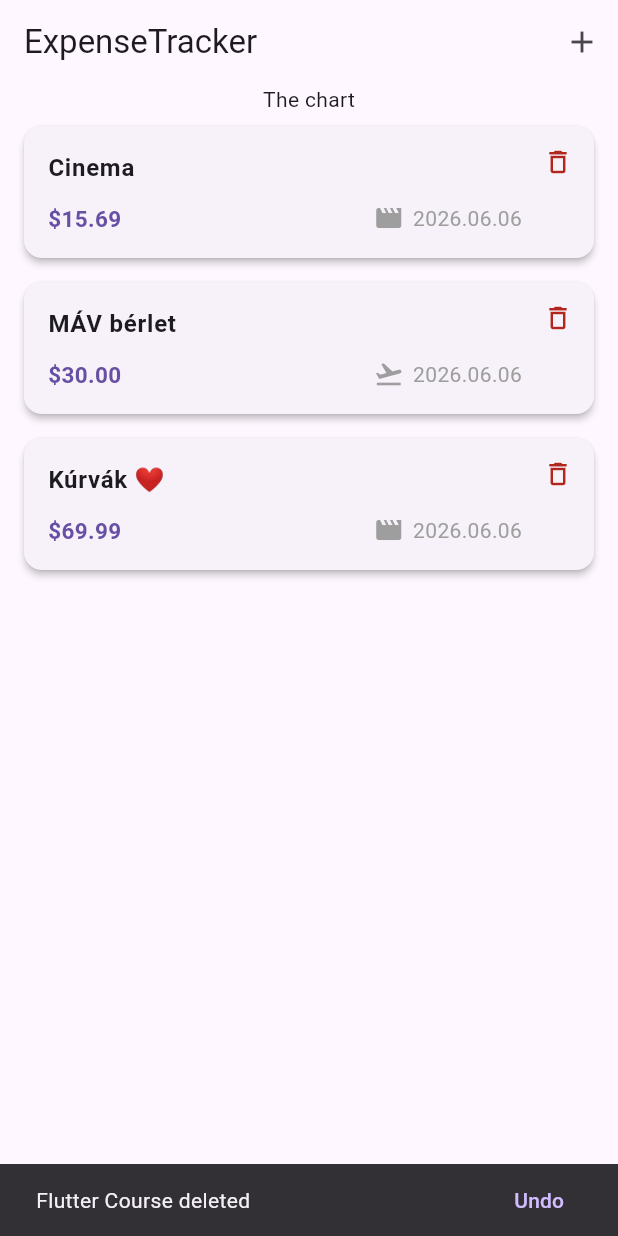
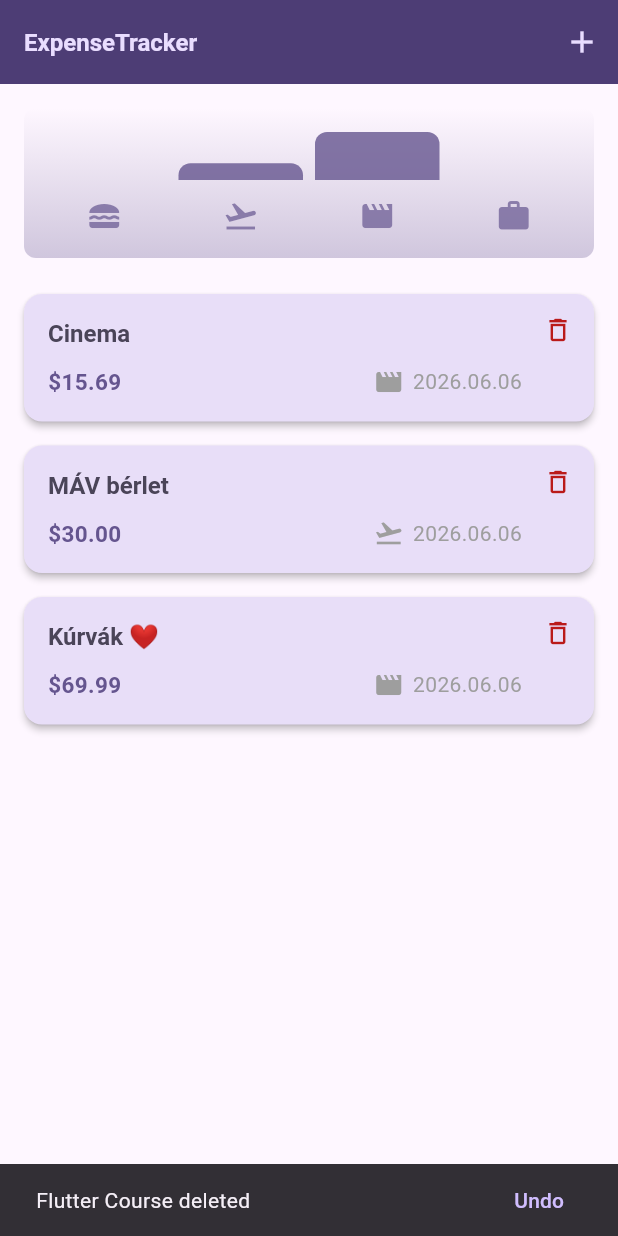
Before and after one commit to sztyui/flutter, a Flutter app: the screen it shows after launch, after a tap on the "delete outline" icon, on a phone screen of 412 x 824 dp. Run offline on Flutter 3.47's test engine with Material 3 defaults, Android fonts, the phone set to English and light mode, and no system bars; our stand-ins replace google_fonts.

Commit message:
finished the app

```diff
--- a/expense_tracker/lib/main.dart
+++ b/expense_tracker/lib/main.dart
@@ -1,9 +1,56 @@
 import 'package:flutter/material.dart';
 import 'package:expense_tracker/widgets/expenses.dart';
 
+var kColorScheme = ColorScheme.fromSeed(
+  seedColor: const Color.fromARGB(255, 96, 59, 181),
+);
+
+var kDarkColorScheme = ColorScheme.fromSeed(
+  brightness: Brightness.dark,
+  seedColor: const Color.fromARGB(255, 5, 99, 125),
+);
+
 void main() {
-  runApp(MaterialApp(
-    theme: ThemeData(useMaterial3: true),
-    home: Expenses(),
-  ));
+  runApp(
+    MaterialApp(
+      darkTheme: ThemeData.dark().copyWith(
+        colorScheme: kDarkColorScheme,
+        cardTheme: const CardThemeData().copyWith(
+          color: kDarkColorScheme.secondaryContainer,
+          margin: const EdgeInsets.symmetric(horizontal: 16, vertical: 8),
+        ),
+        elevatedButtonTheme: ElevatedButtonThemeData(
+          style: ElevatedButton.styleFrom(
+            backgroundColor: kDarkColorScheme.primaryContainer,
+            foregroundColor: kDarkColorScheme.onPrimaryContainer,
+          ),
+        ),
+      ),
+      theme: ThemeData().copyWith(
+        colorScheme: kColorScheme,
+        appBarTheme: const AppBarTheme().copyWith(
+          backgroundColor: kColorScheme.onPrimaryContainer,
+          foregroundColor: kColorScheme.primaryContainer,
+        ),
+        cardTheme: const CardThemeData().copyWith(
+          color: kColorScheme.secondaryContainer,
+          margin: const EdgeInsets.symmetric(horizontal: 16, vertical: 8),
+        ),
+        elevatedButtonTheme: ElevatedButtonThemeData(
+          style: ElevatedButton.styleFrom(
+            backgroundColor: kColorScheme.primaryContainer,
+          ),
+        ),
+        textTheme: ThemeData().textTheme.copyWith(
+          titleLarge: TextStyle(
+            fontWeight: FontWeight.bold,
+            color: kColorScheme.onSecondaryContainer,
+            fontSize: 16,
+          ),
+        ),
+      ),
+      themeMode: ThemeMode.system, // default
+      home: Expenses(),
+    ),
+  );
 }
--- a/expense_tracker/lib/models/expense.dart
+++ b/expense_tracker/lib/models/expense.dart
@@ -11,7 +11,7 @@ const categoryIcons = {
   Category.food: Icons.lunch_dining,
   Category.travel: Icons.flight_takeoff,
   Category.leisure: Icons.movie,
-  Category.work: Icons.work
+  Category.work: Icons.work,
 };
 
 class Expense {
@@ -34,3 +34,18 @@ class Expense {
     return 'Expense(title:"$title", amount: ${amount.toString()}, category: $category, date: "${formattedDate}")';
   }
 }
+
+class ExpenseBucket {
+  const ExpenseBucket({required this.category, required this.expenses});
+
+  ExpenseBucket.forCategory(List<Expense> allExpenses, this.category)
+    : expenses = allExpenses
+          .where((element) => element.category == category)
+          .toList();
+
+  final Category category;
+  final List<Expense> expenses;
+
+  double get totalExpenses =>
+      expenses.fold(0, (double sum, item) => sum + item.amount);
+}
--- /dev/null
+++ b/expense_tracker/lib/widgets/chart/chart.dart
@@ -0,0 +1,77 @@
+import 'package:flutter/material.dart';
+import 'package:expense_tracker/widgets/chart/chart_bar.dart';
+import 'package:expense_tracker/models/expense.dart';
+
+class Chart extends StatelessWidget {
+  const Chart({super.key, required this.expenses});
+
+  final List<Expense> expenses;
+
+  List<ExpenseBucket> get buckets => Category.values
+      .map((category) => ExpenseBucket.forCategory(expenses, category))
+      .toList();
+
+  double get maxTotalExpense => buckets
+      .map((b) => b.totalExpenses)
+      .fold(0, (max, curr) => curr > max ? curr : max);
+
+  @override
+  Widget build(BuildContext context) {
+    final isDarkMode =
+        MediaQuery.of(context).platformBrightness == Brightness.dark;
+    return Container(
+      margin: const EdgeInsets.all(16),
+      padding: const EdgeInsets.symmetric(vertical: 16, horizontal: 8),
+      width: (double.infinity),
+      height: 100,
+      decoration: BoxDecoration(
+        borderRadius: BorderRadius.circular(8),
+        gradient: LinearGradient(
+          colors: [
+            Theme.of(context).colorScheme.primary.withValues(alpha: 0.3),
+            Theme.of(context).colorScheme.primary.withValues(alpha: 0.0),
+          ],
+          begin: Alignment.bottomCenter,
+          end: Alignment.topCenter,
+        ),
+      ),
+      child: Column(
+        children: [
+          Expanded(
+            child: Row(
+              crossAxisAlignment: CrossAxisAlignment.end,
+              children: [
+                for (final bucket in buckets)
+                  ChartBar(
+                    fill: bucket.totalExpenses == 0
+                        ? 0
+                        : bucket.totalExpenses / maxTotalExpense,
+                  ),
+              ],
+            ),
+          ),
+          const SizedBox(height: 12),
+          Row(
+            children: buckets
+                .map(
+                  (bucket) => Expanded(
+                    child: Padding(
+                      padding: const EdgeInsets.symmetric(horizontal: 4),
+                      child: Icon(
+                        categoryIcons[bucket.category],
+                        color: isDarkMode
+                            ? Theme.of(context).colorScheme.secondary
+                            : Theme.of(
+                                context,
+                              ).colorScheme.primary.withValues(alpha: 0.7),
+                      ),
+                    ),
+                  ),
+                )
+                .toList(),
+          ),
+        ],
+      ),
+    );
+  }
+}
--- /dev/null
+++ b/expense_tracker/lib/widgets/chart/chart_bar.dart
@@ -0,0 +1,33 @@
+import 'package:flutter/material.dart';
+
+class ChartBar extends StatelessWidget {
+  const ChartBar({super.key, required this.fill});
+
+  final double fill;
+
+  @override
+  Widget build(BuildContext context) {
+    final isDarkMode =
+        MediaQuery.of(context).platformBrightness == Brightness.dark;
+
+    return Expanded(
+      child: Padding(
+        padding: const EdgeInsets.symmetric(horizontal: 4),
+        child: FractionallySizedBox(
+          heightFactor: fill,
+          child: DecoratedBox(
+            decoration: BoxDecoration(
+              shape: BoxShape.rectangle,
+              borderRadius: const BorderRadius.vertical(
+                top: Radius.circular(8),
+              ),
+              color: isDarkMode
+                  ? Theme.of(context).colorScheme.secondary
+                  : Theme.of(context).colorScheme.primary.withValues(alpha: 0.8),
+            ),
+          ),
+        ),
+      ),
+    );
+  }
+}
--- a/expense_tracker/lib/widgets/expenses.dart
+++ b/expense_tracker/lib/widgets/expenses.dart
@@ -1,7 +1,9 @@
+import 'package:expense_tracker/widgets/chart/chart.dart';
 import 'package:expense_tracker/widgets/expenses_list/expenses_list.dart';
 import 'package:expense_tracker/widgets/new_expense.dart';
 import 'package:flutter/material.dart';
 import 'package:expense_tracker/models/expense.dart';
+
 
 class Expenses extends StatefulWidget {
   const Expenses({super.key});
@@ -76,6 +78,8 @@ class _Expenses extends State<Expenses> {
 
   @override
   Widget build(BuildContext context) {
+    final width = MediaQuery.of(context).size.width;
+
     Widget mainContent = const Center(
       child: Text('No expenses found. Start adding some!'),
     );
@@ -96,13 +100,16 @@ class _Expenses extends State<Expenses> {
           ),
         ],
       ),
-      body: Column(
-        children: [
-          // Toolbar with the add button => row()
-          const Text('The chart'),
-          Expanded(child: mainContent),
-        ],
-      ),
+      body: width < 600
+            ? Column(children: [
+                Chart(expenses: _registeredExpenses),
+                Expanded(child: mainContent)
+                ],)
+            : Row(children: [
+              Expanded(child: Chart(expenses: _registeredExpenses,)),
+              Expanded(child: mainContent)
+            ],)
+
     );
   }
 }
--- a/expense_tracker/lib/widgets/expenses_list/expense_item.dart
+++ b/expense_tracker/lib/widgets/expenses_list/expense_item.dart
@@ -45,11 +45,7 @@ class ExpenseItem extends StatelessWidget {
               children: [
                 Text(
                   expense.title,
-                  style: const TextStyle(
-                    fontSize: 16,
-                    fontWeight: FontWeight.bold,
-                    letterSpacing: 0.5,
-                  ),
+                  style: Theme.of(context).textTheme.titleLarge
                 ),
                 const SizedBox(height: 12),
                 Row(
--- a/expense_tracker/lib/widgets/expenses_list/expenses_list.dart
+++ b/expense_tracker/lib/widgets/expenses_list/expenses_list.dart
@@ -18,6 +18,10 @@ class ExpensesList extends StatelessWidget {
       itemCount: expenses.length,
       itemBuilder: (ctx, index) => Dismissible(
         key: ValueKey(expenses[index]),
+        background: Container(
+          color: Theme.of(context).colorScheme.error.withValues(alpha: 0.75),
+          margin: EdgeInsets.symmetric(horizontal: Theme.of(context).cardTheme.margin!.horizontal),
+        ),
         child: ExpenseItem(expenses[index], onDelete: onDeleteExpense),
         onDismissed: (direction) {
           if(direction == DismissDirection.endToStart){
--- a/expense_tracker/lib/widgets/new_expense.dart
+++ b/expense_tracker/lib/widgets/new_expense.dart
@@ -174,7 +174,7 @@ class _NewExpenseState extends State<NewExpense> {
                   ],
                 ),
               ),
-              ElevatedButton(
+              OutlinedButton(
                 onPressed: () => Navigator.pop(context),
                 child: Row(
                   mainAxisAlignment: MainAxisAlignment.spaceEvenly,
```
